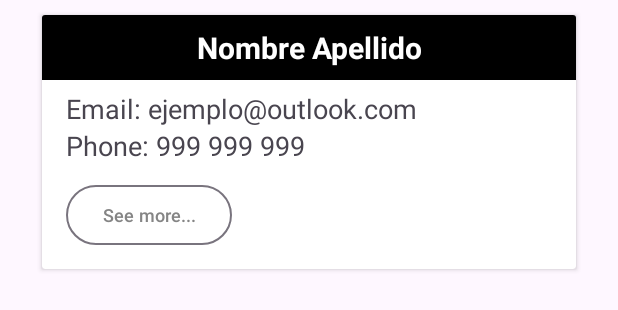
After one commit to Cybersoft-Asimov2023/asimov2023-android-mobile-application, an Android app: the layout item_teacher.xml on its own in the app's theme, with its tools: preview values and no code run, on a phone screen of 412 x 824 dp. The commit adds this screen. Shown: the top 310 px of the screen. Run offline under Robolectric (Android 15) with nearby library versions, the phone set to English and light mode, and no system bars.

Commit message:
feat/teacher list

```diff
--- a/app/build.gradle
+++ b/app/build.gradle
@@ -36,7 +36,7 @@ dependencies {
 
     implementation 'androidx.core:core-ktx:1.10.0'
     implementation 'androidx.appcompat:appcompat:1.6.1'
-    implementation 'com.google.android.material:material:1.8.0'
+    implementation 'com.google.android.material:material:1.9.0'
     implementation 'androidx.constraintlayout:constraintlayout:2.1.4'
     implementation 'androidx.core:core-ktx:1.10.0'
     testImplementation 'junit:junit:4.13.2'
@@ -50,6 +50,9 @@ dependencies {
     //androidx - components library
     implementation 'androidx.navigation:navigation-fragment:2.5.3'
     implementation 'androidx.navigation:navigation-ui:2.5.3'
+    implementation 'androidx.recyclerview:recyclerview:1.3.0'
+
+
 
 
 }
--- a/app/src/main/AndroidManifest.xml
+++ b/app/src/main/AndroidManifest.xml
@@ -14,6 +14,9 @@
         android:supportsRtl="true"
         android:theme="@style/Theme.Asimov2023"
         tools:targetApi="31">
+        <activity
+            android:name=".ui.main.TeacherListActivity"
+            android:exported="false" />
         <activity
             android:name=".ui.auth.SignUpActivity"
             android:exported="false" />
--- /dev/null
+++ b/app/src/main/java/com/example/android/asimov2023/retrofit/Model/Teachers.kt
@@ -0,0 +1,3 @@
+package com.example.android.asimov2023.retrofit.Model
+
+class Teachers : ArrayList<TeacherItem>()
--- a/app/src/main/java/com/example/android/asimov2023/retrofit/RetrofitClient.kt
+++ b/app/src/main/java/com/example/android/asimov2023/retrofit/RetrofitClient.kt
@@ -1,6 +1,7 @@
 package com.example.android.asimov2023.retrofit
 
 import com.example.android.asimov2023.retrofit.Interface.DirectorsInterface
+import com.example.android.asimov2023.retrofit.Interface.TeachersInterface
 import retrofit2.Retrofit
 import retrofit2.converter.gson.GsonConverterFactory
 
@@ -15,4 +16,8 @@ object RetrofitClient {
     fun getDirectorsInterface(): DirectorsInterface {
         return retrofit.create(DirectorsInterface::class.java)
     }
+
+    fun getTeachersInterface(): TeachersInterface {
+        return retrofit.create(TeachersInterface::class.java)
+    }
 }
--- /dev/null
+++ b/app/src/main/res/layout/item_teacher.xml
@@ -0,0 +1,70 @@
+<?xml version="1.0" encoding="utf-8"?>
+    <androidx.cardview.widget.CardView
+    xmlns:android="http://schemas.android.com/apk/res/android"
+    android:layout_width="match_parent"
+    android:layout_height="wrap_content"
+    android:layout_marginVertical="10dp"
+    android:layout_marginHorizontal="28dp"
+    android:id="@+id/cardIdTeachers"
+   >
+
+    <LinearLayout
+        android:layout_width="match_parent"
+        android:layout_height="wrap_content"
+        android:orientation="vertical"
+        android:gravity="center"
+        android:background="@color/black">
+        <TextView
+            android:layout_width="wrap_content"
+            android:layout_height="wrap_content"
+            android:textSize="20sp"
+            android:textStyle="bold"
+            android:textAlignment="center"
+            android:paddingTop="8dp"
+            android:paddingBottom="8dp"
+            android:textColor="@color/white"
+            android:text="Nombre Apellido"
+            android:id="@+id/cardTeacherTxtIdName"/>
+    </LinearLayout>
+
+
+    <LinearLayout
+        android:layout_width="match_parent"
+        android:layout_height="match_parent"
+        android:gravity="start"
+        android:orientation="vertical"
+        android:paddingTop="50dp"
+        android:paddingLeft="16dp"
+        android:paddingRight="16dp"
+        android:paddingBottom="12dp"
+        >
+
+        <TextView
+            android:id="@+id/cardTeacherTxtIdEmail"
+            android:layout_width="wrap_content"
+            android:layout_height="wrap_content"
+            android:text="Email: ejemplo@outlook.com"
+            android:textSize="18sp" />
+
+        <TextView
+            android:id="@+id/cardTeacherTxtIdPhone"
+            android:layout_width="wrap_content"
+            android:layout_height="wrap_content"
+            android:text="Phone: 999 999 999"
+            android:textSize="18sp" />
+
+        <com.google.android.material.button.MaterialButton
+            android:id="@+id/btnShowTeacher"
+            style="?attr/materialButtonOutlinedStyle"
+            android:layout_width="wrap_content"
+            android:layout_height="wrap_content"
+            android:layout_marginTop="10dp"
+            android:text="See more..."
+            android:textColor="#858585"
+            android:textSize="12sp" />
+
+
+    </LinearLayout>
+
+
+</androidx.cardview.widget.CardView>
```
Also changed, not shown: app/src/main/java/com/example/android/asimov2023/retrofit/Interface/TeachersInterface.kt (added, +18 -0 lines), app/src/main/java/com/example/android/asimov2023/retrofit/Model/TeacherItem.kt (added, +13 -0 lines), app/src/main/java/com/example/android/asimov2023/ui/adapters/TeacherAdapter.kt (added, +36 -0 lines), app/src/main/java/com/example/android/asimov2023/ui/auth/SignInActivity.kt (+17 -2 lines), app/src/main/java/com/example/android/asimov2023/ui/main/TeacherListActivity.kt (added, +71 -0 lines), app/src/main/res/layout/activity_teacher_list.xml (added, +15 -0 lines).
